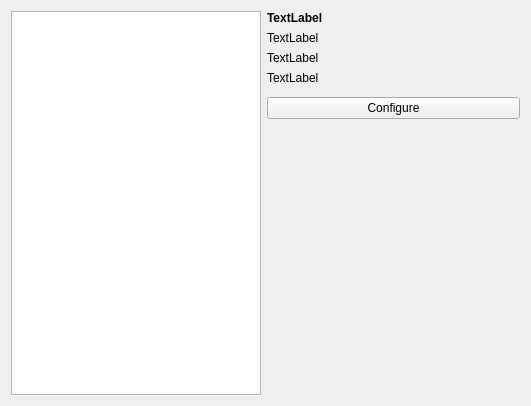
Qt form kcm/themeconfig.ui (KDE/lightdm) before a commit.
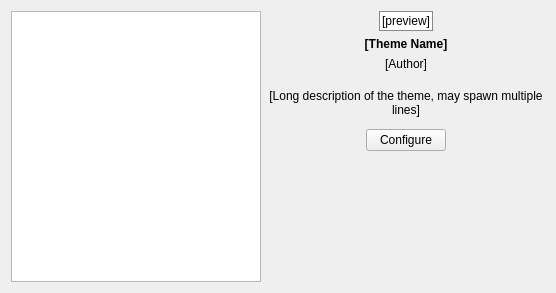
The same form after that commit.

Commit message:
Rework theme detail part: horizontally center it and add a photo-like frame to the preview
David: you probably want to check this commit and the previous one.

The edit to the form file:
```diff
--- a/kcm/themeconfig.ui
+++ b/kcm/themeconfig.ui
@@ -6,8 +6,8 @@
    <rect>
     <x>0</x>
     <y>0</y>
-    <width>531</width>
-    <height>406</height>
+    <width>556</width>
+    <height>293</height>
    </rect>
   </property>
   <property name="windowTitle">
@@ -38,6 +38,21 @@
    </item>
    <item>
     <layout class="QVBoxLayout" name="verticalLayout">
+     <item alignment="Qt::AlignHCenter">
+      <widget class="QLabel" name="preview">
+       <property name="styleSheet">
+        <string notr="true">background-color: white;
+padding: 2px;
+border: 1px solid #888;</string>
+       </property>
+       <property name="text">
+        <string notr="true">[preview]</string>
+       </property>
+       <property name="alignment">
+        <set>Qt::AlignCenter</set>
+       </property>
+      </widget>
+     </item>
      <item>
       <widget class="QLabel" name="nameLabel">
        <property name="font">
@@ -47,38 +62,56 @@
         </font>
        </property>
        <property name="text">
-        <string>TextLabel</string>
+        <string notr="true">[Theme Name]</string>
+       </property>
+       <property name="alignment">
+        <set>Qt::AlignCenter</set>
        </property>
       </widget>
      </item>
      <item>
-      <widget class="QLabel" name="preview">
+      <widget class="QLabel" name="authorLabel">
        <property name="text">
-        <string>TextLabel</string>
+        <string notr="true">[Author]</string>
+       </property>
+       <property name="alignment">
+        <set>Qt::AlignCenter</set>
        </property>
       </widget>
      </item>
+     <item>
+      <spacer name="verticalSpacer_2">
+       <property name="orientation">
+        <enum>Qt::Vertical</enum>
+       </property>
+       <property name="sizeType">
+        <enum>QSizePolicy::Fixed</enum>
+       </property>
+       <property name="sizeHint" stdset="0">
+        <size>
+         <width>20</width>
+         <height>12</height>
+        </size>
+       </property>
+      </spacer>
+     </item>
      <item>
       <widget class="QLabel" name="descriptionLabel">
        <property name="text">
-        <string>TextLabel</string>
+        <string notr="true">[Long description of the theme, may spawn multiple lines]</string>
+       </property>
+       <property name="alignment">
+        <set>Qt::AlignCenter</set>
        </property>
        <property name="wordWrap">
         <bool>true</bool>
        </property>
       </widget>
      </item>
-     <item>
-      <widget class="QLabel" name="authorLabel">
-       <property name="text">
-        <string>TextLabel</string>
-       </property>
-      </widget>
-     </item>
      <item>
       <widget class="QWidget" name="optionsWidget" native="true"/>
      </item>
-     <item>
+     <item alignment="Qt::AlignHCenter">
       <widget class="QPushButton" name="configureButton">
        <property name="text">
         <string>Configure</string>
```
